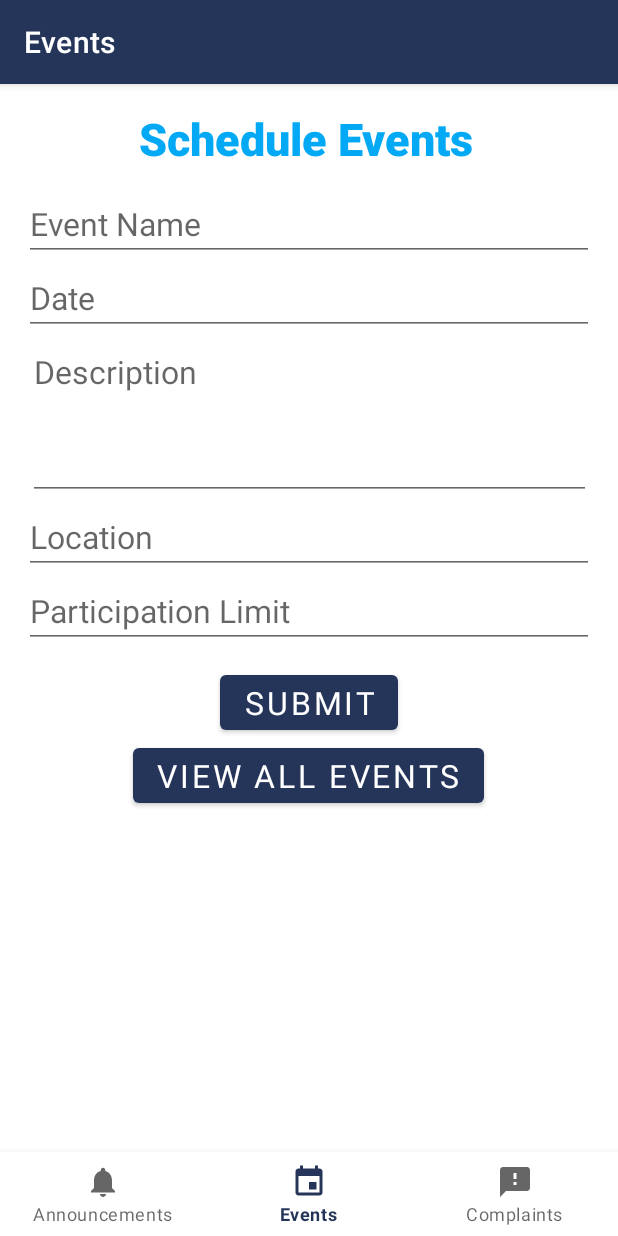
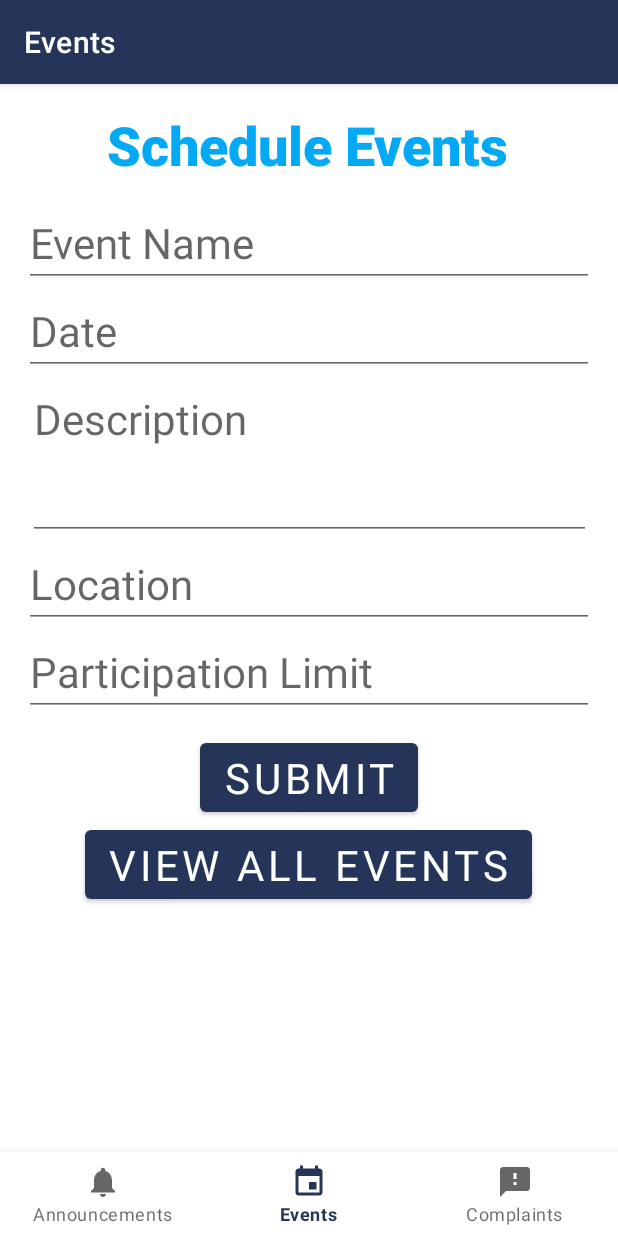
Before and after one commit to emmimelon/B07-Project, an Android app: the EventsFragment screen opened through its navigation route, on a phone screen of 412 x 824 dp. Run offline under Robolectric (Android 15) with nearby library versions, the phone set to English and light mode, and no system bars; our stand-ins replace Firebase (no records; nobody signed in at launch, a user with empty details on screens opened directly), navigation-ui; Roboto replaces fonts that are not available here.

Commit message:
Made a small UI change.

```diff
--- a/app/src/main/res/layout/fragment_events.xml
+++ b/app/src/main/res/layout/fragment_events.xml
@@ -14,7 +14,7 @@
         android:fontFamily="sans-serif-black"
         android:text="@string/schedule_events"
         android:textColor="#03A9F4"
-        android:textSize="30sp"
+        android:textSize="36sp"
         app:layout_constraintBottom_toTopOf="@+id/eventName"
         app:layout_constraintEnd_toEndOf="parent"
         app:layout_constraintHorizontal_bias="0.49"
@@ -32,7 +32,7 @@
         android:hint="@string/schedule_event_name_text"
         android:inputType="text"
         android:minHeight="48dp"
-        android:textSize="21sp"
+        android:textSize="28sp"
         app:layout_constraintEnd_toEndOf="parent"
         app:layout_constraintLeft_toLeftOf="parent"
         app:layout_constraintRight_toRightOf="parent"
@@ -49,7 +49,7 @@
         android:hint="@string/schedule_event_date_text"
         android:inputType="date"
         android:minHeight="48dp"
-        android:textSize="21sp"
+        android:textSize="28sp"
         app:layout_constraintLeft_toLeftOf="parent"
         app:layout_constraintRight_toRightOf="parent"
         app:layout_constraintTop_toBottomOf="@id/eventName"
@@ -65,7 +65,7 @@
         android:hint="@string/schedule_event_description_text"
         android:inputType="textMultiLine"
         android:minHeight="222dp"
-        android:textSize="21sp"
+        android:textSize="28sp"
         app:layout_constraintEnd_toEndOf="parent"
         app:layout_constraintStart_toStartOf="parent"
         app:layout_constraintTop_toBottomOf="@id/eventDate"
@@ -80,7 +80,7 @@
         android:hint="@string/schedule_event_location_text"
         android:inputType="textPostalAddress"
         android:minHeight="48dp"
-        android:textSize="21sp"
+        android:textSize="28sp"
         app:layout_constraintLeft_toLeftOf="parent"
         app:layout_constraintRight_toRightOf="parent"
         app:layout_constraintTop_toBottomOf="@id/eventDescription"
@@ -95,7 +95,7 @@
         android:hint="@string/schedule_event_partici_limit_text"
         android:inputType="number"
         android:minHeight="48dp"
-        android:textSize="21sp"
+        android:textSize="28sp"
         app:layout_constraintLeft_toLeftOf="parent"
         app:layout_constraintRight_toRightOf="parent"
         app:layout_constraintTop_toBottomOf="@id/eventLocation"
@@ -108,7 +108,7 @@
         android:layout_marginTop="12dp"
         android:fontFamily="@font/amaranth"
         android:text="@string/schedule_event_submit_button"
-        android:textSize="21sp"
+        android:textSize="28sp"
         app:layout_constraintLeft_toLeftOf="parent"
         app:layout_constraintRight_toRightOf="parent"
         app:layout_constraintTop_toBottomOf="@id/participationLimit" />
@@ -119,7 +119,7 @@
         android:layout_height="wrap_content"
         android:fontFamily="@font/amaranth"
         android:text="@string/view_all_events_button"
-        android:textSize="21sp"
+        android:textSize="28sp"
         app:layout_constraintHorizontal_bias="0.497"
         app:layout_constraintLeft_toLeftOf="parent"
         app:layout_constraintRight_toRightOf="parent"
```
